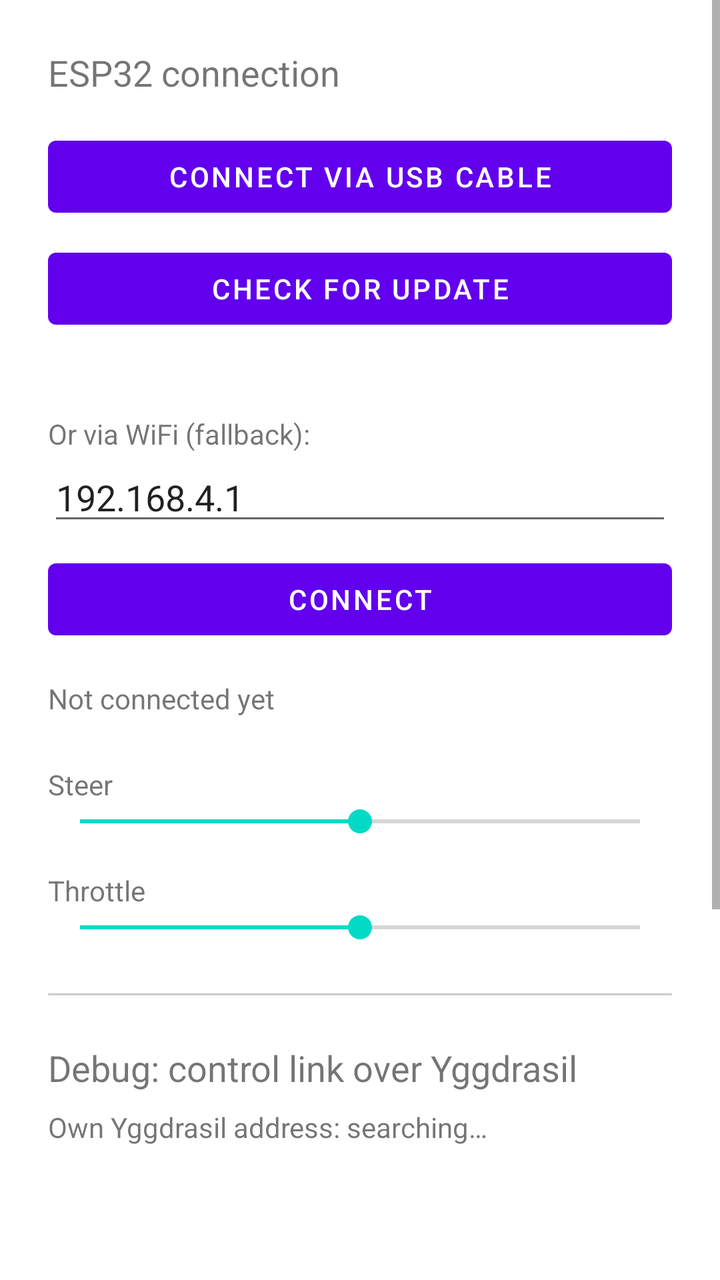
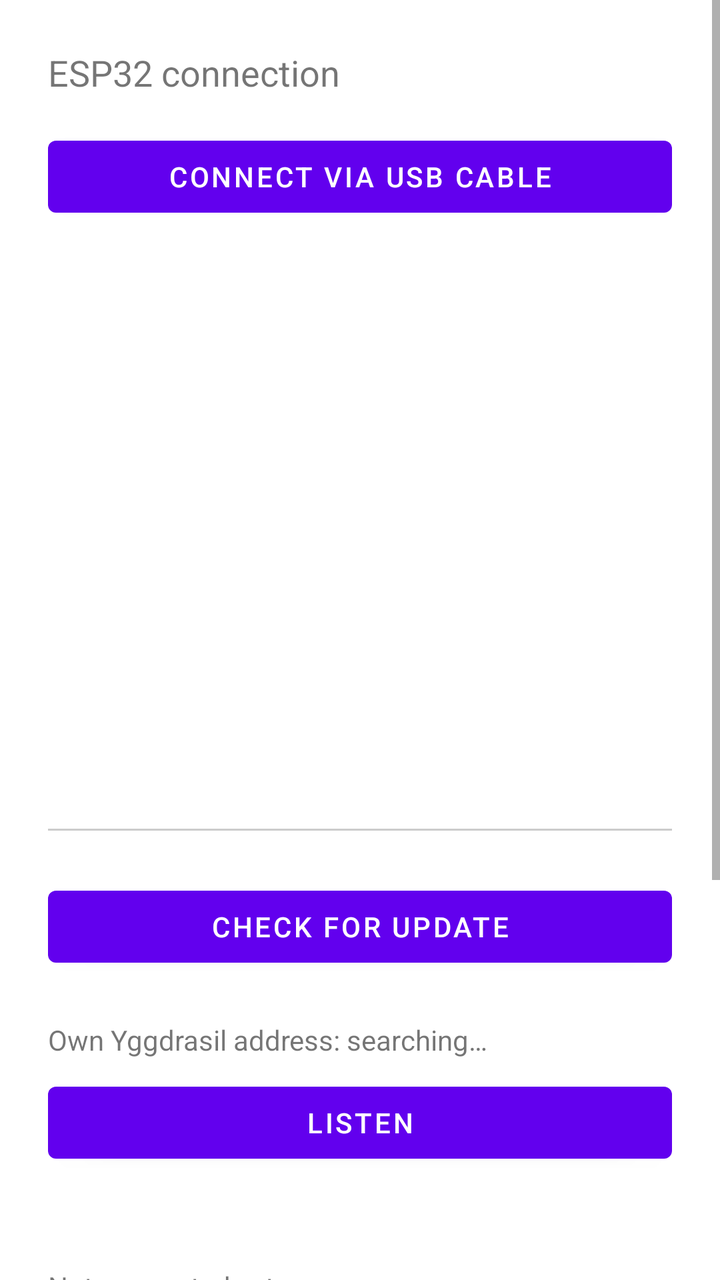

Two renders of the same Android screen: before a commit and after it. Below are the layout's source before the change and the commit's diff.
<!-- AndroidManifest.xml: application theme Theme.RcVehicle -->
<!-- res/layout/activity_vehicle.xml -->
<?xml version="1.0" encoding="utf-8"?>
<ScrollView xmlns:android="http://schemas.android.com/apk/res/android"
    android:layout_width="match_parent"
    android:layout_height="match_parent"
    android:fitsSystemWindows="true">

<LinearLayout
    android:layout_width="match_parent"
    android:layout_height="wrap_content"
    android:orientation="vertical"
    android:padding="24dp">

    <TextView
        android:layout_width="wrap_content"
        android:layout_height="wrap_content"
        android:text="@string/vehicle_debug_title"
        android:textSize="18sp"
        android:layout_marginBottom="16dp" />

    <Button
        android:id="@+id/buttonConnectUsb"
        android:layout_width="match_parent"
        android:layout_height="wrap_content"
        android:text="@string/vehicle_connect_usb" />

    
    <LinearLayout
        android:layout_width="match_parent"
        android:layout_height="wrap_content"
        android:layout_marginTop="8dp"
        android:orientation="horizontal">

        <Button
            android:id="@+id/buttonCheckUpdate"
            android:layout_width="0dp"
            android:layout_height="wrap_content"
            android:layout_weight="1"
            android:text="@string/vehicle_check_update" />

        <Button
            android:id="@+id/buttonInstallUpdate"
            android:layout_width="0dp"
            android:layout_height="wrap_content"
            android:layout_weight="1"
            android:layout_marginStart="8dp"
            android:text="@string/vehicle_install_update"
            android:visibility="gone" />
    </LinearLayout>

    <TextView
        android:id="@+id/textUpdateStatus"
        android:layout_width="match_parent"
        android:layout_height="wrap_content"
        android:layout_marginTop="4dp" />

    <TextView
        android:layout_width="wrap_content"
        android:layout_height="wrap_content"
        android:layout_marginTop="16dp"
        android:text="@string/vehicle_wifi_fallback_title" />

    <EditText
        android:id="@+id/editEspIp"
        android:layout_width="match_parent"
        android:layout_height="wrap_content"
        android:hint="@string/vehicle_esp_ip_hint"
        android:inputType="text"
        android:text="192.168.4.1" />

    <Button
        android:id="@+id/buttonConnect"
        android:layout_width="match_parent"
        android:layout_height="wrap_content"
        android:layout_marginTop="8dp"
        android:text="@string/vehicle_connect" />

    <TextView
        android:id="@+id/textStatus"
        android:layout_width="match_parent"
        android:layout_height="wrap_content"
        android:layout_marginTop="16dp"
        android:text="@string/vehicle_status_idle" />

    <TextView
        android:layout_width="wrap_content"
        android:layout_height="wrap_content"
        android:layout_marginTop="24dp"
        android:text="@string/vehicle_debug_steer" />
    <SeekBar
        android:id="@+id/seekSteer"
        android:layout_width="match_parent"
        android:layout_height="wrap_content"
        android:max="200"
        android:progress="100" />

    <TextView
        android:layout_width="wrap_content"
        android:layout_height="wrap_content"
        android:layout_marginTop="16dp"
        android:text="@string/vehicle_debug_throttle" />
    <SeekBar
        android:id="@+id/seekThrottle"
        android:layout_width="match_parent"
        android:layout_height="wrap_content"
        android:max="200"
        android:progress="100" />

    <View
        android:layout_width="match_parent"
        android:layout_height="1dp"
        android:layout_marginVertical="24dp"
        android:background="#33000000" />

    <TextView
        android:layout_width="wrap_content"
        android:layout_height="wrap_content"
        android:text="@string/vehicle_rtc_title"
        android:textSize="18sp"
        android:layout_marginBottom="8dp" />

    <TextView
        android:id="@+id/textOwnYggdrasilAddress"
        android:layout_width="match_parent"
        android:layout_height="wrap_content"
        android:textIsSelectable="true"
        android:text="@string/vehicle_own_address_detecting" />

    <ImageView
        android:id="@+id/imageYggdrasilQr"
        android:layout_width="200dp"
        android:layout_height="200dp"
        android:layout_marginTop="8dp"
        android:layout_gravity="center_horizontal"
        android:contentDescription="@string/vehicle_qr_content_description" />

    <Button
        android:id="@+id/buttonListen"
        android:layout_width="match_parent"
        android:layout_height="wrap_content"
        android:layout_marginTop="8dp"
        android:text="@string/vehicle_start_listening" />

    <TextView
        android:id="@+id/textRtcLog"
        android:layout_width="match_parent"
        android:layout_height="wrap_content"
        android:layout_marginTop="16dp"
        android:fontFamily="monospace"
        android:textSize="12sp" />

</LinearLayout>
</ScrollView>
<!-- resources referenced by this layout -->
<resources>
  <string name="vehicle_check_update">Check for update</string>
  <string name="vehicle_connect">Connect</string>
  <string name="vehicle_connect_usb">Connect via USB cable</string>
  <string name="vehicle_debug_steer">Steer</string>
  <string name="vehicle_debug_throttle">Throttle</string>
  <string name="vehicle_debug_title">ESP32 connection</string>
  <string name="vehicle_esp_ip_hint">ESP32 IP address</string>
  <string name="vehicle_install_update">Install update</string>
  <string name="vehicle_own_address_detecting">Own Yggdrasil address: searching…</string>
  <string name="vehicle_qr_content_description">QR code with own Yggdrasil address</string>
  <string name="vehicle_rtc_title">Debug: control link over Yggdrasil</string>
  <string name="vehicle_start_listening">Start listening for control link</string>
  <string name="vehicle_status_idle">Not connected yet</string>
  <string name="vehicle_wifi_fallback_title">Or via WiFi (fallback):</string>
  <style name="Theme.RcVehicle" parent="Theme.MaterialComponents.DayNight.NoActionBar" />
</resources>

<!-- the commit's change to res/layout/activity_vehicle.xml (unified diff, before → after) -->
@@ -24,129 +24,155 @@
         android:text="@string/vehicle_connect_usb" />
 
     
-    <LinearLayout
-        android:layout_width="match_parent"
-        android:layout_height="wrap_content"
-        android:layout_marginTop="8dp"
-        android:orientation="horizontal">
-
-        <Button
-            android:id="@+id/buttonCheckUpdate"
-            android:layout_width="0dp"
-            android:layout_height="wrap_content"
-            android:layout_weight="1"
-            android:text="@string/vehicle_check_update" />
-
-        <Button
-            android:id="@+id/buttonInstallUpdate"
-            android:layout_width="0dp"
-            android:layout_height="wrap_content"
-            android:layout_weight="1"
-            android:layout_marginStart="8dp"
-            android:text="@string/vehicle_install_update"
-            android:visibility="gone" />
-    </LinearLayout>
-
     <TextView
-        android:id="@+id/textUpdateStatus"
-        android:layout_width="match_parent"
-        android:layout_height="wrap_content"
-        android:layout_marginTop="4dp" />
-
-    <TextView
-        android:layout_width="wrap_content"
-        android:layout_height="wrap_content"
-        android:layout_marginTop="16dp"
-        android:text="@string/vehicle_wifi_fallback_title" />
-
-    <EditText
-        android:id="@+id/editEspIp"
-        android:layout_width="match_parent"
-        android:layout_height="wrap_content"
-        android:hint="@string/vehicle_esp_ip_hint"
-        android:inputType="text"
-        android:text="192.168.4.1" />
-
-    <Button
-        android:id="@+id/buttonConnect"
-        android:layout_width="match_parent"
-        android:layout_height="wrap_content"
-        android:layout_marginTop="8dp"
-        android:text="@string/vehicle_connect" />
-
-    <TextView
-        android:id="@+id/textStatus"
+        android:id="@+id/textLinkStatus"
         android:layout_width="match_parent"
         android:layout_height="wrap_content"
         android:layout_marginTop="16dp"
-        android:text="@string/vehicle_status_idle" />
+        android:textStyle="bold" />
 
-    <TextView
-        android:layout_width="wrap_content"
-        android:layout_height="wrap_content"
-        android:layout_marginTop="24dp"
-        android:text="@string/vehicle_debug_steer" />
-    <SeekBar
-        android:id="@+id/seekSteer"
-        android:layout_width="match_parent"
-        android:layout_height="wrap_content"
-        android:max="200"
-        android:progress="100" />
-
-    <TextView
-        android:layout_width="wrap_content"
-        android:layout_height="wrap_content"
-        android:layout_marginTop="16dp"
-        android:text="@string/vehicle_debug_throttle" />
-    <SeekBar
-        android:id="@+id/seekThrottle"
-        android:layout_width="match_parent"
-        android:layout_height="wrap_content"
-        android:max="200"
-        android:progress="100" />
-
-    <View
-        android:layout_width="match_parent"
-        android:layout_height="1dp"
-        android:layout_marginVertical="24dp"
-        android:background="#33000000" />
-
-    <TextView
-        android:layout_width="wrap_content"
-        android:layout_height="wrap_content"
-        android:text="@string/vehicle_rtc_title"
-        android:textSize="18sp"
-        android:layout_marginBottom="8dp" />
-
-    <TextView
-        android:id="@+id/textOwnYggdrasilAddress"
-        android:layout_width="match_parent"
-        android:layout_height="wrap_content"
-        android:textIsSelectable="true"
-        android:text="@string/vehicle_own_address_detecting" />
-
+    
     <ImageView
         android:id="@+id/imageYggdrasilQr"
         android:layout_width="200dp"
         android:layout_height="200dp"
-        android:layout_marginTop="8dp"
+        android:layout_marginTop="16dp"
         android:layout_gravity="center_horizontal"
         android:contentDescription="@string/vehicle_qr_content_description" />
 
-    <Button
-        android:id="@+id/buttonListen"
+    <TextView
+        android:id="@+id/textYggdrasilStatus"
         android:layout_width="match_parent"
         android:layout_height="wrap_content"
         android:layout_marginTop="8dp"
-        android:text="@string/vehicle_start_listening" />
+        android:gravity="center_horizontal" />
 
-    <TextView
-        android:id="@+id/textRtcLog"
+    <Button
+        android:id="@+id/buttonOpenYggdrasil"
+        android:layout_width="wrap_content"
+        android:layout_height="wrap_content"
+        android:layout_gravity="center_horizontal"
+        android:layout_marginTop="4dp"
+        android:text="@string/vehicle_open_yggdrasil"
+        android:visibility="gone" />
+
+    
+    <LinearLayout
+        android:id="@+id/debugSection"
         android:layout_width="match_parent"
         android:layout_height="wrap_content"
-        android:layout_marginTop="16dp"
-        android:fontFamily="monospace"
-        android:textSize="12sp" />
+        android:orientation="vertical">
+
+        <View
+            android:layout_width="match_parent"
+            android:layout_height="1dp"
+            android:layout_marginVertical="24dp"
+            android:background="#33000000" />
+
+        
+        <LinearLayout
+            android:layout_width="match_parent"
+            android:layout_height="wrap_content"
+            android:orientation="horizontal">
+
+            <Button
+                android:id="@+id/buttonCheckUpdate"
+                android:layout_width="0dp"
+                android:layout_height="wrap_content"
+                android:layout_weight="1"
+                android:text="@string/vehicle_check_update" />
+
+            <Button
+                android:id="@+id/buttonInstallUpdate"
+                android:layout_width="0dp"
+                android:layout_height="wrap_content"
+                android:layout_weight="1"
+                android:layout_marginStart="8dp"
+                android:text="@string/vehicle_install_update"
+                android:visibility="gone" />
+        </LinearLayout>
+
+        <TextView
+            android:id="@+id/textUpdateStatus"
+            android:layout_width="match_parent"
+            android:layout_height="wrap_content"
+            android:layout_marginTop="4dp" />
+
+        <TextView
+            android:id="@+id/textOwnYggdrasilAddress"
+            android:layout_width="match_parent"
+            android:layout_height="wrap_content"
+            android:textIsSelectable="true"
+            android:text="@string/vehicle_own_address_detecting" />
+
+        <Button
+            android:id="@+id/buttonListen"
+            android:layout_width="match_parent"
+            android:layout_height="wrap_content"
+            android:layout_marginTop="8dp"
+            android:text="@string/vehicle_start_listening" />
+
+        <TextView
+            android:id="@+id/textRtcLog"
+            android:layout_width="match_parent"
+            android:layout_height="wrap_content"
+            android:layout_marginTop="16dp"
+            android:fontFamily="monospace"
+            android:textSize="12sp" />
+
+        <TextView
+            android:id="@+id/textStatus"
+            android:layout_width="match_parent"
+            android:layout_height="wrap_content"
+            android:layout_marginTop="16dp"
+            android:text="@string/vehicle_status_idle" />
+
+        <TextView
+            android:layout_width="wrap_content"
+            android:layout_height="wrap_content"
+            android:layout_marginTop="24dp"
+            android:text="@string/vehicle_debug_steer" />
+        <SeekBar
+            android:id="@+id/seekSteer"
+            android:layout_width="match_parent"
+            android:layout_height="wrap_content"
+            android:max="200"
+            android:progress="100" />
+
+        <TextView
+            android:layout_width="wrap_content"
+            android:layout_height="wrap_content"
+            android:layout_marginTop="16dp"
+            android:text="@string/vehicle_debug_throttle" />
+        <SeekBar
+            android:id="@+id/seekThrottle"
+            android:layout_width="match_parent"
+            android:layout_height="wrap_content"
+            android:max="200"
+            android:progress="100" />
+
+        <TextView
+            android:layout_width="wrap_content"
+            android:layout_height="wrap_content"
+            android:layout_marginTop="24dp"
+            android:text="@string/vehicle_wifi_fallback_title" />
+
+        <EditText
+            android:id="@+id/editEspIp"
+            android:layout_width="match_parent"
+            android:layout_height="wrap_content"
+            android:hint="@string/vehicle_esp_ip_hint"
+            android:inputType="text"
+            android:text="192.168.4.1" />
+
+        <Button
+            android:id="@+id/buttonConnect"
+            android:layout_width="match_parent"
+            android:layout_height="wrap_content"
+            android:layout_marginTop="8dp"
+            android:text="@string/vehicle_connect" />
+
+    </LinearLayout>
 
 </LinearLayout>
 </ScrollView>
<!-- resource entries referenced after the edit -->
@@ -8,10 +8,10 @@
   <string name="vehicle_debug_title">ESP32 connection</string>
   <string name="vehicle_esp_ip_hint">ESP32 IP address</string>
   <string name="vehicle_install_update">Install update</string>
+  <string name="vehicle_open_yggdrasil">Open Yggdrasil</string>
   <string name="vehicle_own_address_detecting">Own Yggdrasil address: searching…</string>
   <string name="vehicle_qr_content_description">QR code with own Yggdrasil address</string>
-  <string name="vehicle_rtc_title">Debug: control link over Yggdrasil</string>
-  <string name="vehicle_start_listening">Start listening for control link</string>
+  <string name="vehicle_start_listening">Listen</string>
   <string name="vehicle_status_idle">Not connected yet</string>
   <string name="vehicle_wifi_fallback_title">Or via WiFi (fallback):</string>
   <style name="Theme.RcVehicle" parent="Theme.MaterialComponents.DayNight.NoActionBar" />
